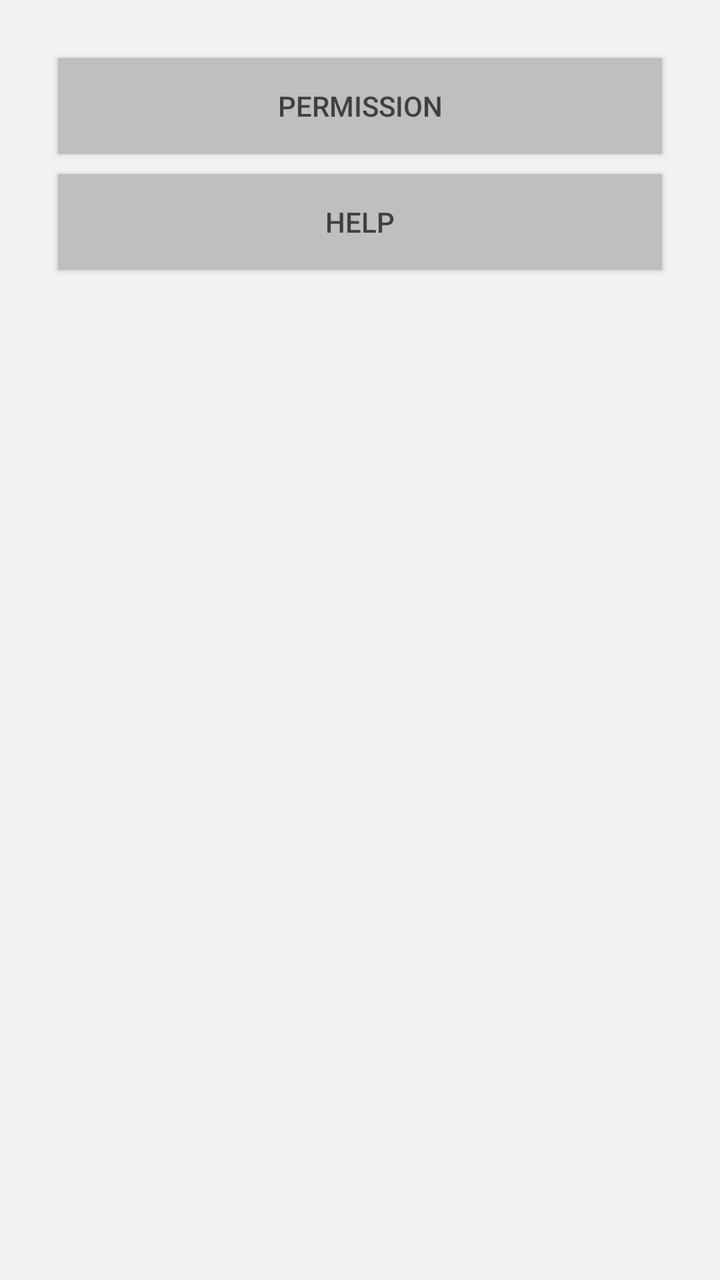
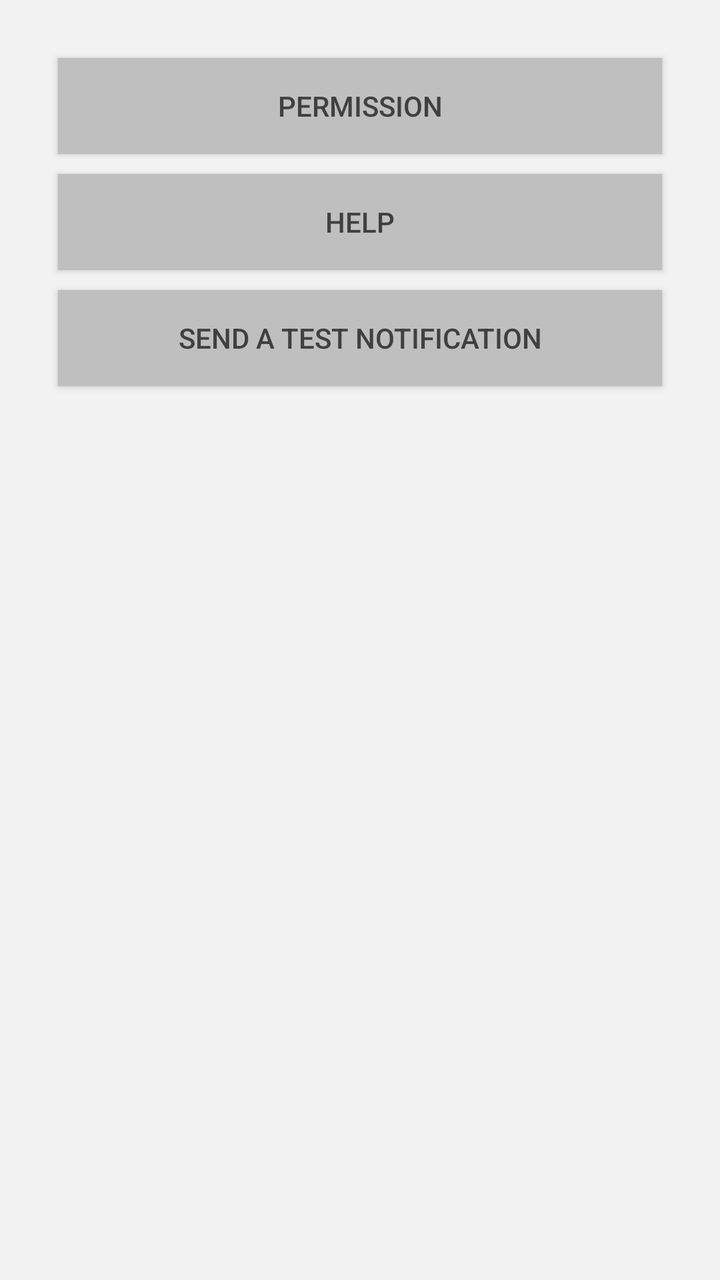

An Android layout rendered at two revisions. The XML below is the earlier revision; the diff shows what the commit changed to produce the second picture.
<!-- AndroidManifest.xml: application theme Theme -->
<!-- res/layout/fragment_settings.xml -->
<?xml version="1.0" encoding="utf-8"?>
<LinearLayout xmlns:android="http://schemas.android.com/apk/res/android"
    xmlns:tools="http://schemas.android.com/tools"
    android:layout_width="match_parent"
    android:layout_height="match_parent"
    android:orientation="vertical"
    android:padding="?dialogPreferredPadding"
    tools:context=".main.ui.AppsFragment">
    <Button android:id="@+id/permissions_button"
        android:layout_width="match_parent"
        android:layout_height="wrap_content"
        android:layout_margin="@dimen/widget_margin"
        android:text="@string/permission"/>
    <Button android:id="@+id/help_button"
        android:layout_width="match_parent"
        android:layout_height="wrap_content"
        android:layout_margin="@dimen/widget_margin"
        android:text="@string/help"/>
</LinearLayout>
<!-- resources referenced by this layout -->
<resources>
  <dimen name="widget_margin">5dp</dimen>
  <string name="help">Help</string>
  <string name="permission">Permission</string>
  <style name="Theme" parent="ThemeBase">
          <item name="android:windowLightStatusBar">true</item>
          <item name="android:windowLightNavigationBar">true</item>
      </style>
  <style name="ThemeBase" parent="Theme.MaterialComponents.DayNight">
          <item name="android:statusBarColor">@color/background</item>
          <item name="android:navigationBarColor">@color/background</item>
          <item name="android:windowBackground">@color/background</item>
          <item name="android:textColorPrimary">@color/text</item>
          <item name="actionBarStyle">@style/ActionBar</item>
          <item name="snackbarStyle">@style/Snackbar</item>
          <item name="snackbarButtonStyle">@style/SnackbarButton</item>
          <item name="snackbarTextViewStyle">@style/SnackbarTextView</item>
          <item name="materialButtonStyle">@style/Button</item>
          <item name="colorAccent">@color/accent</item>
          <item name="colorPrimary">@color/accent</item>
          <item name="colorSecondary">@color/accent</item>
      </style>
  <color name="background">#f2f2f2</color>
  <color name="text">#404040</color>
  <style name="ActionBar" parent="Widget.AppCompat.ActionBar">
          <item name="android:background">@color/background</item>
          <item name="android:textColor">@color/accent</item>
      </style>
  <style name="Snackbar" parent="Widget.MaterialComponents.Snackbar">
          <item name="android:background">@color/second_background</item>
      </style>
  <style name="SnackbarButton" parent="Widget.MaterialComponents.Button.TextButton.Snackbar">
          <item name="android:textColor">@color/text</item>
      </style>
  <style name="SnackbarTextView" parent="Widget.MaterialComponents.Snackbar.TextView">
          <item name="android:textColor">@color/text</item>
      </style>
  <style name="Button" parent="Widget.AppCompat.Button">
          <item name="android:textColor">@color/text</item>
          <item name="android:background">@color/second_background</item>
      </style>
  <color name="accent">#009999</color>
  <color name="second_background">#bfbfbf</color>
</resources>

<!-- the commit's change to res/layout/fragment_settings.xml (unified diff, before → after) -->
@@ -16,4 +16,9 @@
         android:layout_height="wrap_content"
         android:layout_margin="@dimen/widget_margin"
         android:text="@string/help"/>
+    <Button android:id="@+id/test_button"
+        android:layout_width="match_parent"
+        android:layout_height="wrap_content"
+        android:layout_margin="@dimen/widget_margin"
+        android:text="@string/test"/>
 </LinearLayout>
<!-- resource entries referenced after the edit -->
@@ -3,6 +3,7 @@
   <dimen name="widget_margin">5dp</dimen>
   <string name="help">Help</string>
   <string name="permission">Permission</string>
+  <string name="test">Send a test notification</string>
   <style name="Theme" parent="ThemeBase">
           <item name="android:windowLightStatusBar">true</item>
           <item name="android:windowLightNavigationBar">true</item>
